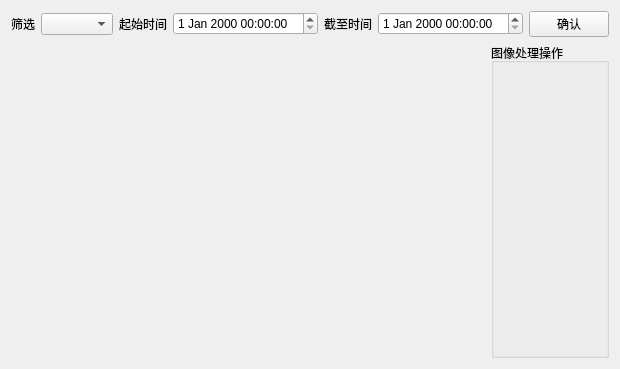
The window that imageprocessorwidget.ui (curious-heart/x-data-scanner) describes before a commit, drawn with Qt 5.
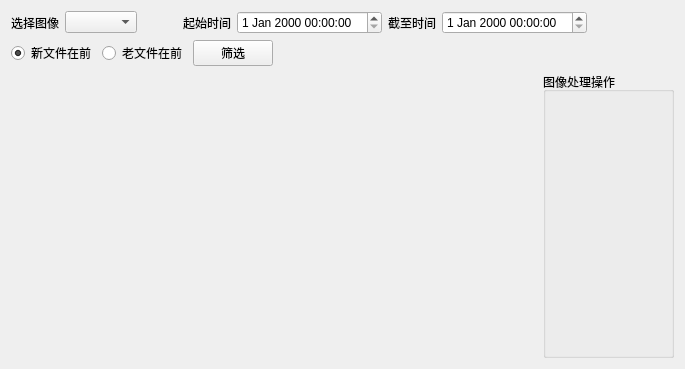
The same window after the commit.

Commit message: Add img-file-sort (by last-modified time)

What changed in the file:
```diff
--- a/imageprocessorwidget.ui
+++ b/imageprocessorwidget.ui
@@ -6,7 +6,7 @@
    <rect>
     <x>0</x>
     <y>0</y>
-    <width>593</width>
+    <width>685</width>
     <height>369</height>
    </rect>
   </property>
@@ -15,13 +15,13 @@
   </property>
   <layout class="QVBoxLayout" name="verticalLayout">
    <item>
-    <layout class="QHBoxLayout" name="horizontalLayout_4">
+    <layout class="QHBoxLayout" name="horizontalLayout_6">
      <item>
       <layout class="QHBoxLayout" name="horizontalLayout">
        <item>
         <widget class="QLabel" name="imgFilterComboBoxLbl">
          <property name="text">
-          <string>筛选</string>
+          <string>选择图像</string>
          </property>
         </widget>
        </item>
@@ -57,19 +57,6 @@
        </item>
       </layout>
      </item>
-     <item>
-      <spacer name="horizontalSpacer_2">
-       <property name="orientation">
-        <enum>Qt::Horizontal</enum>
-       </property>
-       <property name="sizeHint" stdset="0">
-        <size>
-         <width>40</width>
-         <height>20</height>
-        </size>
-       </property>
-      </spacer>
-     </item>
      <item>
       <layout class="QHBoxLayout" name="horizontalLayout_3">
        <item>
@@ -82,28 +69,66 @@
        <item>
         <widget class="QDateTimeEdit" name="stopDTEdit"/>
        </item>
+      </layout>
+     </item>
+     <item>
+      <spacer name="horizontalSpacer_3">
+       <property name="orientation">
+        <enum>Qt::Horizontal</enum>
+       </property>
+       <property name="sizeHint" stdset="0">
+        <size>
+         <width>40</width>
+         <height>20</height>
+        </size>
+       </property>
+      </spacer>
+     </item>
+    </layout>
+   </item>
+   <item>
+    <layout class="QHBoxLayout" name="horizontalLayout_7">
+     <item>
+      <layout class="QHBoxLayout" name="horizontalLayout_4">
        <item>
-        <widget class="QPushButton" name="imgFilterConfPBtn">
+        <widget class="QRadioButton" name="newFirstRBtn">
          <property name="text">
-          <string>确认</string>
+          <string>新文件在前</string>
          </property>
+         <property name="checked">
+          <bool>true</bool>
+         </property>
         </widget>
        </item>
        <item>
-        <spacer name="horizontalSpacer_3">
-         <property name="orientation">
-          <enum>Qt::Horizontal</enum>
+        <widget class="QRadioButton" name="oldFirstRBtn">
+         <property name="text">
+          <string>老文件在前</string>
          </property>
-         <property name="sizeHint" stdset="0">
-          <size>
-           <width>40</width>
-           <height>20</height>
-          </size>
-         </property>
-        </spacer>
+        </widget>
        </item>
       </layout>
      </item>
+     <item>
+      <widget class="QPushButton" name="imgFilterConfPBtn">
+       <property name="text">
+        <string>筛选</string>
+       </property>
+      </widget>
+     </item>
+     <item>
+      <spacer name="horizontalSpacer_2">
+       <property name="orientation">
+        <enum>Qt::Horizontal</enum>
+       </property>
+       <property name="sizeHint" stdset="0">
+        <size>
+         <width>40</width>
+         <height>20</height>
+        </size>
+       </property>
+      </spacer>
+     </item>
     </layout>
    </item>
    <item>
```
The commit also changes 2 other files.
